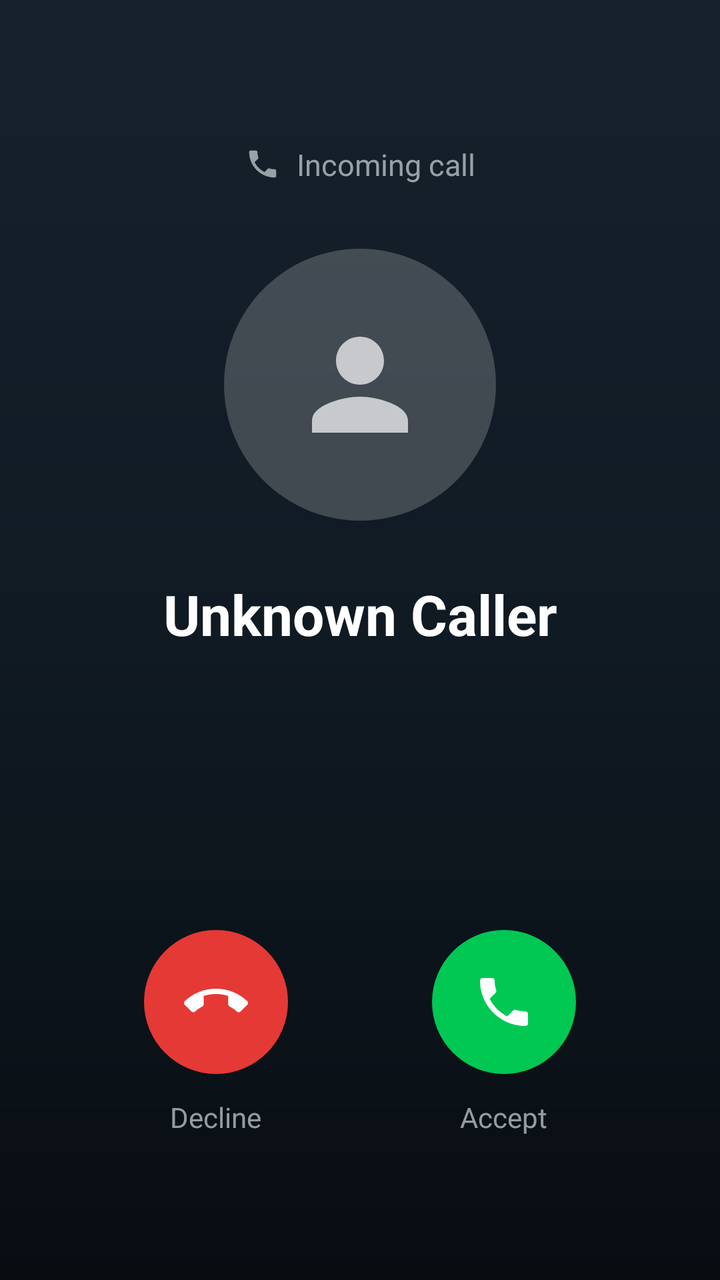
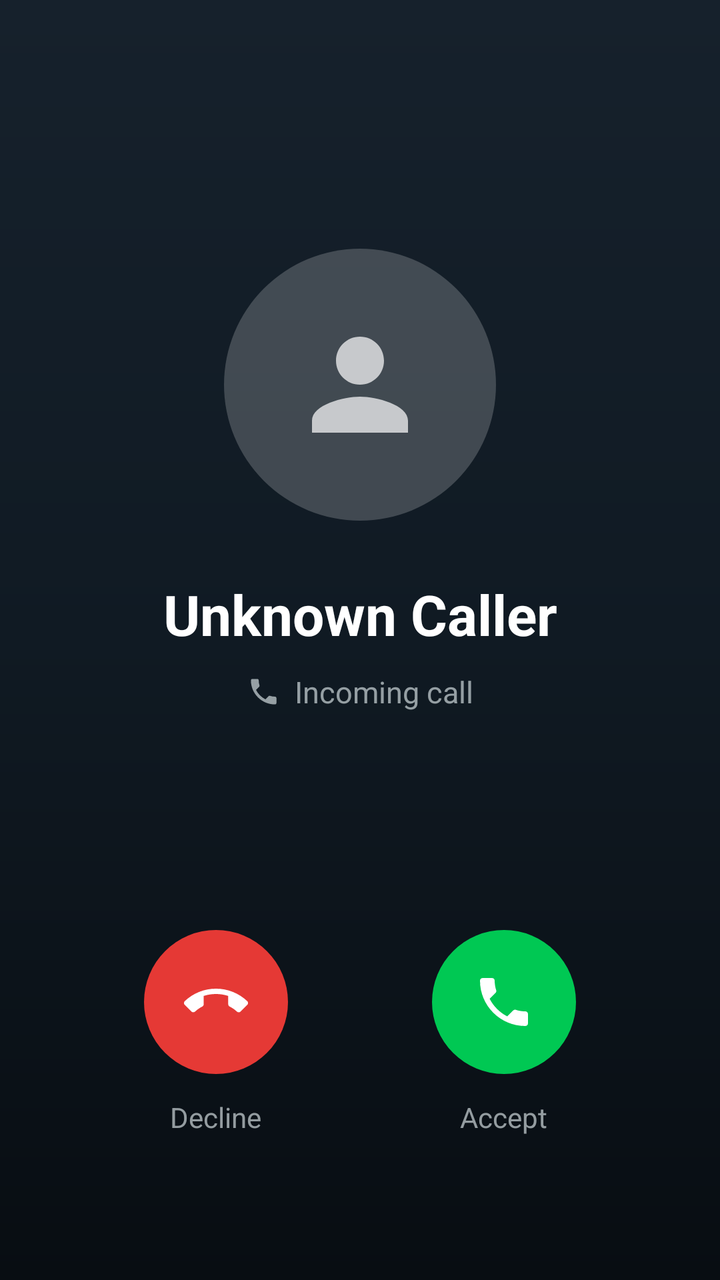

The first picture is an Android layout as it rendered before a commit; the second is the same layout after the commit. The layout source and the unified diff follow.
<!-- AndroidManifest.xml: fallback theme Theme.MaterialComponents.DayNight.NoActionBar -->
<!-- res/layout/zastro_activity_incoming_call.xml -->
<?xml version="1.0" encoding="utf-8"?>
<FrameLayout xmlns:android="http://schemas.android.com/apk/res/android"
    android:id="@+id/zastro_call_root"
    android:layout_width="match_parent"
    android:layout_height="match_parent"
    android:background="@drawable/zastro_bg_incoming_call"
    android:fitsSystemWindows="true">

    <LinearLayout
        android:layout_width="match_parent"
        android:layout_height="wrap_content"
        android:layout_gravity="top|center_horizontal"
        android:gravity="center_horizontal"
        android:orientation="vertical"
        android:paddingLeft="24dp"
        android:paddingTop="72dp"
        android:paddingRight="24dp">

        <LinearLayout
            android:layout_width="wrap_content"
            android:layout_height="wrap_content"
            android:gravity="center_vertical"
            android:orientation="horizontal">

            <ImageView
                android:id="@+id/zastro_call_type_icon"
                android:layout_width="18dp"
                android:layout_height="18dp"
                android:layout_marginEnd="8dp"
                android:layout_marginRight="8dp"
                android:contentDescription="@null"
                android:src="@drawable/zastro_ic_call_type_voice" />

            <TextView
                android:id="@+id/zastro_call_type_label"
                android:layout_width="wrap_content"
                android:layout_height="wrap_content"
                android:text="@string/zastro_incoming_call"
                android:textColor="@color/zastro_call_secondary_text"
                android:textSize="15sp" />
        </LinearLayout>

        <ImageView
            android:id="@+id/zastro_caller_avatar"
            android:layout_width="136dp"
            android:layout_height="136dp"
            android:layout_marginTop="32dp"
            android:background="@drawable/zastro_bg_avatar_circle"
            android:contentDescription="@null"
            android:padding="@dimen/zastro_call_avatar_padding"
            android:scaleType="fitCenter"
            android:src="@drawable/zastro_ic_avatar_placeholder" />

        <TextView
            android:id="@+id/zastro_caller_name"
            android:layout_width="match_parent"
            android:layout_height="wrap_content"
            android:layout_marginTop="28dp"
            android:ellipsize="end"
            android:gravity="center"
            android:maxLines="2"
            android:text="@string/zastro_unknown_caller"
            android:textColor="@color/zastro_call_primary_text"
            android:textSize="28sp"
            android:textStyle="bold" />

        <TextView
            android:id="@+id/zastro_call_subtitle"
            android:layout_width="match_parent"
            android:layout_height="wrap_content"
            android:layout_marginTop="10dp"
            android:ellipsize="end"
            android:gravity="center"
            android:maxLines="1"
            android:textColor="@color/zastro_call_secondary_text"
            android:textSize="15sp" />
    </LinearLayout>

    <LinearLayout
        android:layout_width="match_parent"
        android:layout_height="wrap_content"
        android:layout_gravity="bottom"
        android:baselineAligned="false"
        android:orientation="horizontal"
        android:paddingLeft="36dp"
        android:paddingRight="36dp"
        android:paddingBottom="72dp">

        <LinearLayout
            android:layout_width="0dp"
            android:layout_height="wrap_content"
            android:layout_weight="1"
            android:gravity="center_horizontal"
            android:orientation="vertical">

            <ImageButton
                android:id="@+id/zastro_btn_decline"
                android:layout_width="72dp"
                android:layout_height="72dp"
                android:background="@drawable/zastro_bg_decline_button"
                android:contentDescription="@string/zastro_decline"
                android:scaleType="centerInside"
                android:src="@drawable/zastro_ic_call_decline" />

            <TextView
                android:layout_width="wrap_content"
                android:layout_height="wrap_content"
                android:layout_marginTop="12dp"
                android:text="@string/zastro_decline"
                android:textColor="@color/zastro_call_secondary_text"
                android:textSize="14sp" />
        </LinearLayout>

        <LinearLayout
            android:layout_width="0dp"
            android:layout_height="wrap_content"
            android:layout_weight="1"
            android:gravity="center_horizontal"
            android:orientation="vertical">

            <ImageButton
                android:id="@+id/zastro_btn_answer"
                android:layout_width="72dp"
                android:layout_height="72dp"
                android:background="@drawable/zastro_bg_answer_button"
                android:contentDescription="@string/zastro_answer"
                android:scaleType="centerInside"
                android:src="@drawable/zastro_ic_call_answer" />

            <TextView
                android:layout_width="wrap_content"
                android:layout_height="wrap_content"
                android:layout_marginTop="12dp"
                android:text="@string/zastro_answer"
                android:textColor="@color/zastro_call_secondary_text"
                android:textSize="14sp" />
        </LinearLayout>
    </LinearLayout>
</FrameLayout>
<!-- resources referenced by this layout -->
<resources>
  <color name="zastro_call_primary_text">#FFFFFFFF</color>
  <color name="zastro_call_secondary_text">#B3CFD8DC</color>
  <dimen name="zastro_call_avatar_padding">32dp</dimen>
  <!-- drawable zastro_bg_answer_button (drawable) -->
  <?xml version="1.0" encoding="utf-8"?>
  <selector xmlns:android="http://schemas.android.com/apk/res/android">
      <item android:state_pressed="true">
          <shape android:shape="oval">
              <solid android:color="@color/zastro_call_answer_pressed" />
          </shape>
      </item>
      <item>
          <shape android:shape="oval">
              <solid android:color="@color/zastro_call_answer" />
          </shape>
      </item>
  </selector>
  <!-- drawable zastro_bg_avatar_circle (drawable) -->
  <?xml version="1.0" encoding="utf-8"?>
  <shape xmlns:android="http://schemas.android.com/apk/res/android"
      android:shape="oval">
      <solid android:color="@color/zastro_call_avatar_bg" />
  </shape>
  <!-- drawable zastro_bg_decline_button (drawable) -->
  <?xml version="1.0" encoding="utf-8"?>
  <selector xmlns:android="http://schemas.android.com/apk/res/android">
      <item android:state_pressed="true">
          <shape android:shape="oval">
              <solid android:color="@color/zastro_call_decline_pressed" />
          </shape>
      </item>
      <item>
          <shape android:shape="oval">
              <solid android:color="@color/zastro_call_decline" />
          </shape>
      </item>
  </selector>
  <!-- drawable zastro_bg_incoming_call (drawable) -->
  <?xml version="1.0" encoding="utf-8"?>
  <shape xmlns:android="http://schemas.android.com/apk/res/android"
      android:shape="rectangle">
      <gradient
          android:angle="270"
          android:startColor="@color/zastro_call_bg_top"
          android:centerColor="@color/zastro_call_bg_center"
          android:endColor="@color/zastro_call_bg_bottom"
          android:type="linear" />
  </shape>
  <!-- drawable zastro_ic_avatar_placeholder (drawable) -->
  <?xml version="1.0" encoding="utf-8"?>
  <vector xmlns:android="http://schemas.android.com/apk/res/android"
      android:width="72dp"
      android:height="72dp"
      android:viewportWidth="24"
      android:viewportHeight="24"
      android:tint="@color/zastro_call_avatar_fg">
      <path
          android:fillColor="#FFFFFFFF"
          android:pathData="M12,12c2.21,0 4,-1.79 4,-4s-1.79,-4 -4,-4 -4,1.79 -4,4 1.79,4 4,4zM12,14c-2.67,0 -8,1.34 -8,4v2h16v-2c0,-2.66 -5.33,-4 -8,-4z" />
  </vector>
  <string name="zastro_answer">Accept</string>
  <string name="zastro_decline">Decline</string>
  <string name="zastro_incoming_call">Incoming call</string>
  <string name="zastro_unknown_caller">Unknown Caller</string>
  <color name="zastro_call_answer_pressed">#FF00913C</color>
  <color name="zastro_call_answer">#FF00C853</color>
  <color name="zastro_call_avatar_bg">#33FFFFFF</color>
  <color name="zastro_call_decline_pressed">#FFB02724</color>
  <color name="zastro_call_decline">#FFE53935</color>
  <color name="zastro_call_bg_top">#FF16212C</color>
  <color name="zastro_call_bg_center">#FF101A23</color>
  <color name="zastro_call_bg_bottom">#FF080D12</color>
  <color name="zastro_call_avatar_fg">#B3FFFFFF</color>
  <!-- unchanged entries left out for length: 3 -->
</resources>

<!-- the commit's change to res/layout/zastro_activity_incoming_call.xml (unified diff, before → after) -->
@@ -16,6 +16,7 @@
         android:paddingTop="72dp"
         android:paddingRight="24dp">
 
+        
         <LinearLayout
             android:layout_width="wrap_content"
             android:layout_height="wrap_content"
@@ -23,33 +24,52 @@
             android:orientation="horizontal">
 
             <ImageView
-                android:id="@+id/zastro_call_type_icon"
-                android:layout_width="18dp"
-                android:layout_height="18dp"
+                android:id="@+id/zastro_app_icon"
+                android:layout_width="20dp"
+                android:layout_height="20dp"
                 android:layout_marginEnd="8dp"
                 android:layout_marginRight="8dp"
                 android:contentDescription="@null"
-                android:src="@drawable/zastro_ic_call_type_voice" />
+                android:scaleType="fitCenter"
+                android:visibility="gone" />
 
             <TextView
-                android:id="@+id/zastro_call_type_label"
+                android:id="@+id/zastro_app_name"
                 android:layout_width="wrap_content"
                 android:layout_height="wrap_content"
-                android:text="@string/zastro_incoming_call"
+                android:ellipsize="end"
+                android:maxLines="1"
                 android:textColor="@color/zastro_call_secondary_text"
                 android:textSize="15sp" />
         </LinearLayout>
 
-        <ImageView
-            android:id="@+id/zastro_caller_avatar"
-            android:layout_width="136dp"
-            android:layout_height="136dp"
-            android:layout_marginTop="32dp"
-            android:background="@drawable/zastro_bg_avatar_circle"
-            android:contentDescription="@null"
-            android:padding="@dimen/zastro_call_avatar_padding"
-            android:scaleType="fitCenter"
-            android:src="@drawable/zastro_ic_avatar_placeholder" />
+        <FrameLayout
+            android:layout_width="wrap_content"
+            android:layout_height="wrap_content"
+            android:layout_marginTop="32dp">
+
+            <ImageView
+                android:id="@+id/zastro_caller_avatar"
+                android:layout_width="@dimen/zastro_call_avatar_size"
+                android:layout_height="@dimen/zastro_call_avatar_size"
+                android:background="@drawable/zastro_bg_avatar_circle"
+                android:contentDescription="@null"
+                android:padding="@dimen/zastro_call_avatar_padding"
+                android:scaleType="fitCenter"
+                android:src="@drawable/zastro_ic_avatar_placeholder" />
+
+            
+            <ImageView
+                android:id="@+id/zastro_app_badge"
+                android:layout_width="@dimen/zastro_call_badge_size"
+                android:layout_height="@dimen/zastro_call_badge_size"
+                android:layout_gravity="bottom|end|right"
+                android:background="@drawable/zastro_bg_app_badge"
+                android:contentDescription="@null"
+                android:padding="@dimen/zastro_call_badge_padding"
+                android:scaleType="fitCenter"
+                android:visibility="gone" />
+        </FrameLayout>
 
         <TextView
             android:id="@+id/zastro_caller_name"
@@ -64,16 +84,33 @@
             android:textSize="28sp"
             android:textStyle="bold" />
 
-        <TextView
-            android:id="@+id/zastro_call_subtitle"
+        
+        <LinearLayout
             android:layout_width="match_parent"
             android:layout_height="wrap_content"
             android:layout_marginTop="10dp"
-            android:ellipsize="end"
             android:gravity="center"
-            android:maxLines="1"
-            android:textColor="@color/zastro_call_secondary_text"
-            android:textSize="15sp" />
+            android:orientation="horizontal">
+
+            <ImageView
+                android:id="@+id/zastro_call_type_icon"
+                android:layout_width="17dp"
+                android:layout_height="17dp"
+                android:layout_marginEnd="7dp"
+                android:layout_marginRight="7dp"
+                android:contentDescription="@null"
+                android:src="@drawable/zastro_ic_call_type_voice" />
+
+            <TextView
+                android:id="@+id/zastro_call_type_label"
+                android:layout_width="wrap_content"
+                android:layout_height="wrap_content"
+                android:ellipsize="end"
+                android:maxLines="1"
+                android:text="@string/zastro_incoming_call"
+                android:textColor="@color/zastro_call_secondary_text"
+                android:textSize="15sp" />
+        </LinearLayout>
     </LinearLayout>
 
     <LinearLayout
<!-- resource entries referenced after the edit -->
@@ -3,6 +3,9 @@
   <color name="zastro_call_primary_text">#FFFFFFFF</color>
   <color name="zastro_call_secondary_text">#B3CFD8DC</color>
   <dimen name="zastro_call_avatar_padding">32dp</dimen>
+  <dimen name="zastro_call_avatar_size">136dp</dimen>
+  <dimen name="zastro_call_badge_padding">5dp</dimen>
+  <dimen name="zastro_call_badge_size">40dp</dimen>
   <!-- drawable zastro_bg_answer_button (drawable) -->
   <?xml version="1.0" encoding="utf-8"?>
   <selector xmlns:android="http://schemas.android.com/apk/res/android">
@@ -17,6 +20,12 @@
           </shape>
       </item>
   </selector>
+  <!-- drawable zastro_bg_app_badge (drawable) -->
+  <?xml version="1.0" encoding="utf-8"?>
+  <shape xmlns:android="http://schemas.android.com/apk/res/android"
+      android:shape="oval">
+      <solid android:color="@color/zastro_call_badge_bg" />
+  </shape>
   <!-- drawable zastro_bg_avatar_circle (drawable) -->
   <?xml version="1.0" encoding="utf-8"?>
   <shape xmlns:android="http://schemas.android.com/apk/res/android"
@@ -66,6 +75,7 @@
   <string name="zastro_unknown_caller">Unknown Caller</string>
   <color name="zastro_call_answer_pressed">#FF00913C</color>
   <color name="zastro_call_answer">#FF00C853</color>
+  <color name="zastro_call_badge_bg">#FF121C25</color>
   <color name="zastro_call_avatar_bg">#33FFFFFF</color>
   <color name="zastro_call_decline_pressed">#FFB02724</color>
   <color name="zastro_call_decline">#FFE53935</color>
